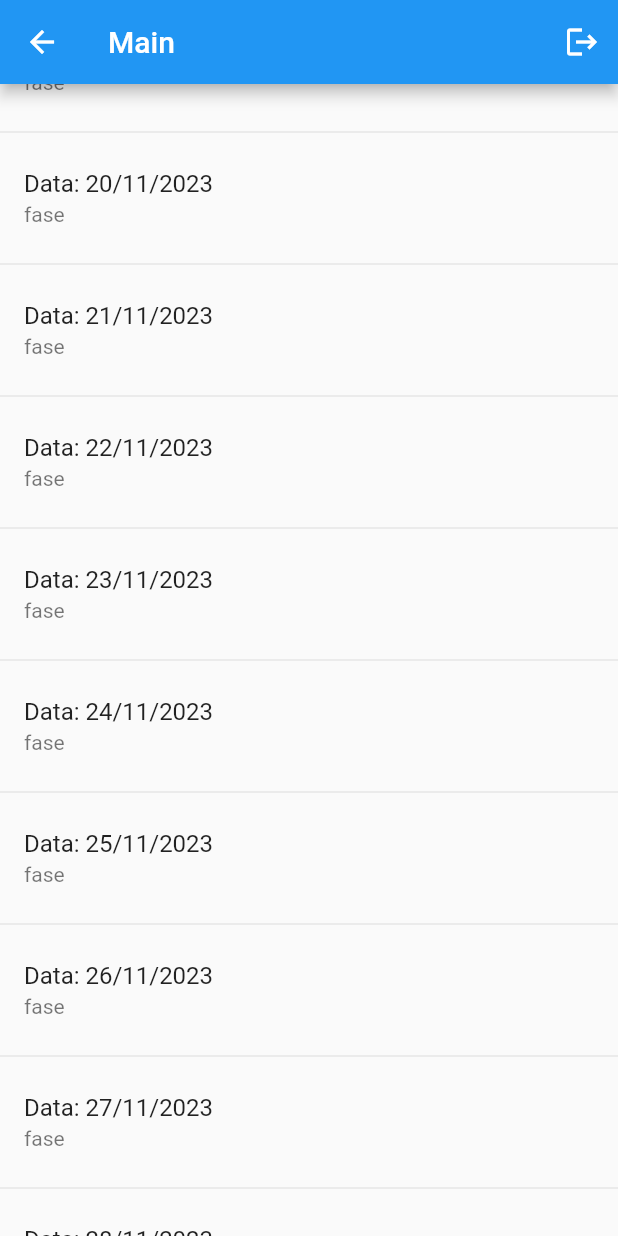
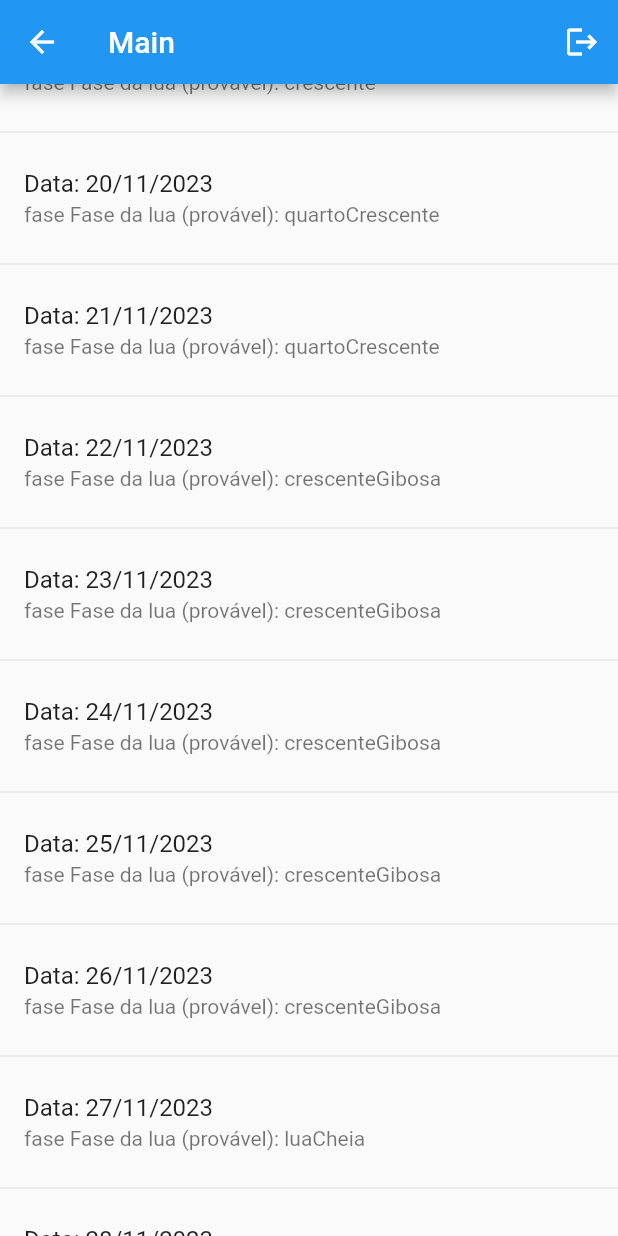
Before and after one commit to mapti-michel/flutter-projeto, a Flutter app: the MainPage screen opened by its route, scrolled down 576 dp, on a phone screen of 412 x 824 dp. Run offline on Flutter 3.47's test engine with Material 2 defaults, Android fonts, the phone set to English and light mode, and no system bars; our stand-ins replace firebase_analytics, firebase_auth, firebase_core, flutter_slidable, shared_preferences; accounts and stored records are empty.

Commit message:
mostra a fase da lua

```diff
--- a/fasesDaLua/lib/pages/lua_pages/luapage.dart
+++ b/fasesDaLua/lib/pages/lua_pages/luapage.dart
@@ -1,5 +1,6 @@
 import 'package:flutter/material.dart';
 import 'package:intl/intl.dart';
+import 'package:login/models/moonphase.dart';
 
 // ignore: must_be_immutable
 class LuaPage extends StatelessWidget {
@@ -16,7 +17,7 @@ class LuaPage extends StatelessWidget {
       itemBuilder: (context, index) {
         return ListTile(
           title: Text('Data: ${_MonstraData(index)}'),
-          subtitle: Text('fase'),
+          subtitle: Text('fase ${_FaseLua(index)}'),
         );
       }, separatorBuilder: (context, index) => Divider(),
 
@@ -29,4 +30,12 @@ class LuaPage extends StatelessWidget {
     return "$dateMonth";
   }
 
+  _FaseLua(int index) {
+    MoonPhase moon=MoonPhase();
+    var dateMonth =  currentDate.add(Duration(days: index));
+    // var lunarDayConway = moon.getLunarDay(dateMonth);
+    var lunarDayConway = moon.getLunarDayConway(dateMonth);
+    return 'Fase da lua (provável): ${moon.getMoonPhaseConway(lunarDayConway).name}';
+  }
+
 }
```
